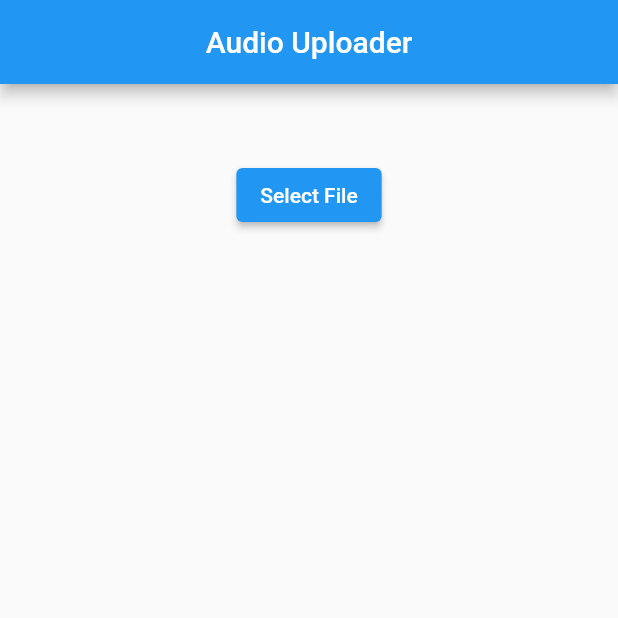
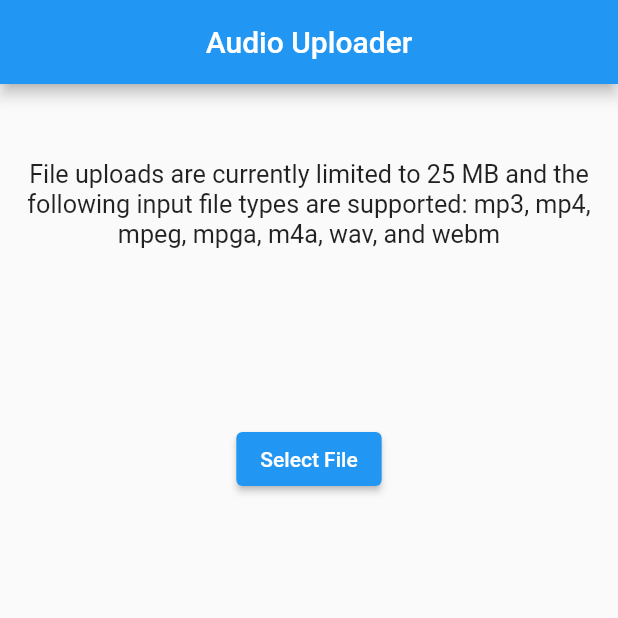
Before and after one commit to SU008/speect_to_text, a Flutter app: the screen it shows after launch, after a tap on "Select File", on a phone screen of 412 x 824 dp, the top half of it. Run offline on Flutter 3.47's test engine with Material 2 defaults, Android fonts, the phone set to English and light mode, and no system bars; our stand-ins replace dio, file_picker, flutter_dotenv; missing offline and left inert: flutter_document_picker.

```diff
--- a/lib/home.dart
+++ b/lib/home.dart
@@ -17,6 +17,7 @@ class _HomeState extends State<Home> {
   String _filePath = "";
   String _transcriptionResult = '';
   final _chatGPTService = ChatGPTService();
+  String fileUploadStatus = "";
 
   Future<void> _transcribeAudioFile(String audioFilePath) async {
     setState(() {
@@ -29,6 +30,12 @@ class _HomeState extends State<Home> {
     setState(() {
       _transcriptionResult = transcription;
     });
+  }
+
+  bool isFileOver25MB(File file) {
+    final int fileSizeInBytes = file.lengthSync();
+    final int fileSizeInMB = fileSizeInBytes ~/ (1024 * 1024); // Convert bytes to MB
+    return fileSizeInMB > 25;
   }
 
 
@@ -44,6 +51,15 @@ class _HomeState extends State<Home> {
           crossAxisAlignment: CrossAxisAlignment.center,
           mainAxisAlignment: MainAxisAlignment.center,
           children: [
+
+            const SizedBox(height: 50),
+            const Text(
+                textScaleFactor: 1.2 ,
+                textAlign: TextAlign.center,
+                "File uploads are currently limited to 25 MB and the following input file types are supported: mp3, mp4, mpeg, mpga, m4a, wav, and webm"),
+            const SizedBox(height: 50),
+            Text( fileUploadStatus),
+
             const SizedBox(height: 50),
             Center(
               child: ElevatedButton(
@@ -56,7 +72,23 @@ class _HomeState extends State<Home> {
                       _filePath = result;
                       print(_filePath);
                     });
+
+
+                    //----checking file size------------------
+                    if ( isFileOver25MB( File(_filePath) )   ){
+                      setState(() {
+                        fileUploadStatus = "File larger than 25MB, unable to upload";
+                      });
+                    }else{
+                      setState(() {
+                        fileUploadStatus = "Upload Successful";
+                      });
+                    }
+                    //-----------------------------------------
+
+                    //transcribe in progress
                     await _transcribeAudioFile(_filePath);
+
                   }
                 },
                 child: const Text('Select File'),
@@ -64,6 +96,7 @@ class _HomeState extends State<Home> {
             ),
             const SizedBox(height: 5.0),
             Expanded(
+              child: Container(
                 child: SingleChildScrollView(
                   child: Padding(
                     padding: const EdgeInsets.all(16.0),
@@ -74,6 +107,8 @@ class _HomeState extends State<Home> {
                   ),
                 ),
               ),
+            ),
+
           ],
         ),
       ),
--- a/lib/main.dart
+++ b/lib/main.dart
@@ -2,9 +2,11 @@ import 'package:flutter/material.dart';
 
 import 'home.dart';
 
+import 'package:flutter_dotenv/flutter_dotenv.dart';
 
-void main() {
+void main()  async {
 
+  await dotenv.load(fileName: ".env");
 
   runApp(MaterialApp(
 
--- a/pubspec.yaml
+++ b/pubspec.yaml
@@ -65,8 +65,8 @@ flutter:
   uses-material-design: true
 
   # To add assets to your application, add an assets section, like this:
-  # assets:
-  #   - images/a_dot_burr.jpeg
+  assets:
+     - .env
   #   - images/a_dot_ham.jpeg
 
   # An image asset can refer to one or more resolution-specific "variants", see
```
Also changed, not shown: lib/services/speech_to_text_service.dart (+6 -2 lines), 2 other files. Lines whose indentation alone changed are shown as unchanged.
